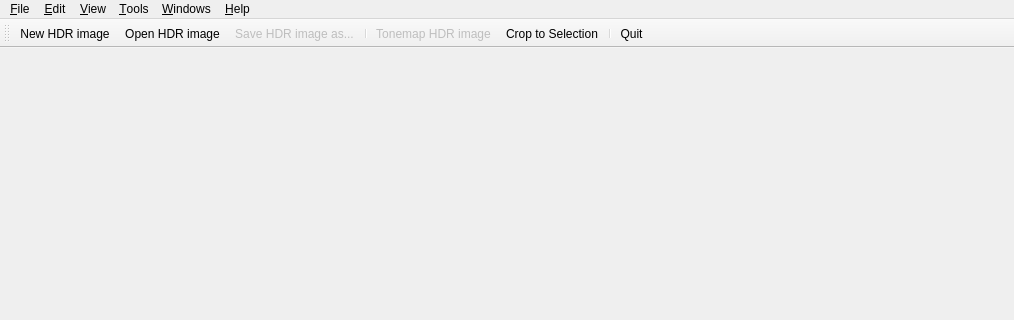
Above: forms/MainWindow.ui from LuminanceHDR/LuminanceHDR before the change; both pictures show x 0 to 1014 and y 0 to 320 of the 1014 by 573 pixel window. Below: the same form after it.
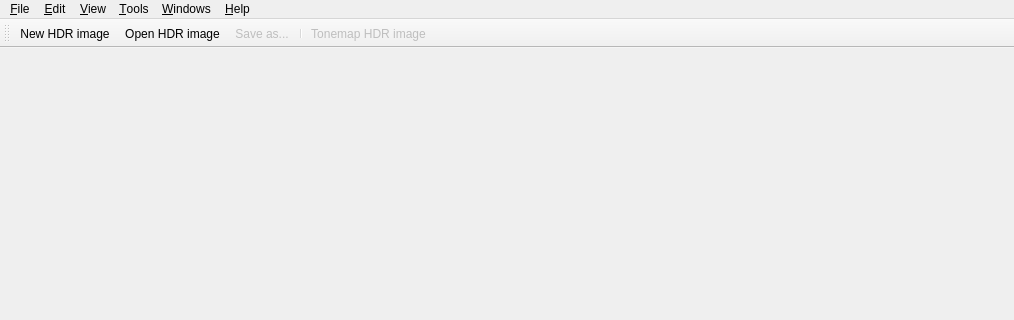
That is the form after the change. Icons and pictures are not drawn.

Diff of the .ui file:
```diff
--- a/forms/MainWindow.ui
+++ b/forms/MainWindow.ui
@@ -148,9 +148,6 @@
    <addaction name="fileSaveAsAction"/>
    <addaction name="separator"/>
    <addaction name="TonemapAction"/>
-   <addaction name="cropToSelectionAction"/>
-   <addaction name="separator"/>
-   <addaction name="fileExitAction"/>
   </widget>
   <action name="fileNewAction">
    <property name="icon">
@@ -209,10 +206,10 @@
      <normaloff>:/new/prefix1/images/filesave.png</normaloff>:/new/prefix1/images/filesave.png</iconset>
    </property>
    <property name="text">
-    <string>&amp;Save HDR image as...</string>
+    <string>&amp;Save as...</string>
    </property>
    <property name="iconText">
-    <string>Save HDR image as...</string>
+    <string>Save as...</string>
    </property>
    <property name="toolTip">
     <string>Save HDR image (OpenEXR, Radiance RGBE, PFS stream, or 32bit or LogLuv TIFF)</string>
```
Left out of the diff: 8 changed lines with no effect on the pictures.
